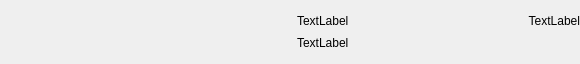
Above: src/gui/ui/transactionframe.ui from cryptonotefoundation/cryptonotewallet before the change. Below: the same form after it.
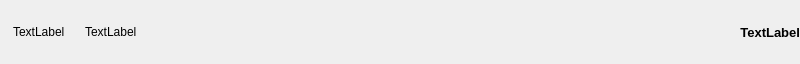
That is the form after the change.

```diff
--- a/src/gui/ui/transactionframe.ui
+++ b/src/gui/ui/transactionframe.ui
@@ -6,19 +6,19 @@
    <rect>
     <x>0</x>
     <y>0</y>
-    <width>580</width>
+    <width>800</width>
     <height>64</height>
    </rect>
   </property>
   <property name="minimumSize">
    <size>
-    <width>0</width>
+    <width>500</width>
     <height>64</height>
    </size>
   </property>
   <property name="maximumSize">
    <size>
-    <width>600</width>
+    <width>16777215</width>
     <height>64</height>
    </size>
   </property>
@@ -71,7 +71,7 @@
   <property name="frameShadow">
    <enum>QFrame::Raised</enum>
   </property>
-  <layout class="QHBoxLayout" name="horizontalLayout_2" stretch="0,0,0">
+  <layout class="QHBoxLayout" name="horizontalLayout_2" stretch="0,0">
    <property name="leftMargin">
     <number>0</number>
    </property>
@@ -84,19 +84,6 @@
    <property name="bottomMargin">
     <number>0</number>
    </property>
-   <item>
-    <spacer name="horizontalSpacer">
-     <property name="orientation">
-      <enum>Qt::Horizontal</enum>
-     </property>
-     <property name="sizeHint" stdset="0">
-      <size>
-       <width>40</width>
-       <height>20</height>
-      </size>
-     </property>
-    </spacer>
-   </item>
    <item>
     <widget class="QLabel" name="m_iconLabel">
      <property name="text">
@@ -126,7 +113,7 @@
       </spacer>
      </item>
      <item>
-      <layout class="QHBoxLayout" name="horizontalLayout" stretch="0,1">
+      <layout class="QHBoxLayout" name="horizontalLayout" stretch="0,0,1">
        <property name="spacing">
         <number>20</number>
        </property>
@@ -138,18 +125,6 @@
         </widget>
        </item>
        <item>
-        <widget class="QLabel" name="m_amountLabel">
-         <property name="text">
-          <string>TextLabel</string>
-         </property>
-         <property name="alignment">
-          <set>Qt::AlignRight|Qt::AlignTrailing|Qt::AlignVCenter</set>
-         </property>
-        </widget>
-       </item>
-      </layout>
-     </item>
-     <item>
       <widget class="QLabel" name="m_hashLabel">
        <property name="styleSheet">
         <string notr="true"/>
@@ -167,6 +142,25 @@
         <set>Qt::NoTextInteraction</set>
        </property>
       </widget>
+       </item>
+       <item>
+        <widget class="QLabel" name="m_amountLabel">
+         <property name="font">
+          <font>
+           <pointsize>10</pointsize>
+           <weight>75</weight>
+           <bold>true</bold>
+          </font>
+         </property>
+         <property name="text">
+          <string>TextLabel</string>
+         </property>
+         <property name="alignment">
+          <set>Qt::AlignRight|Qt::AlignTrailing|Qt::AlignVCenter</set>
+         </property>
+        </widget>
+       </item>
+      </layout>
      </item>
      <item>
       <spacer name="verticalSpacer">
```
Lines whose indentation alone changed are shown as unchanged.
